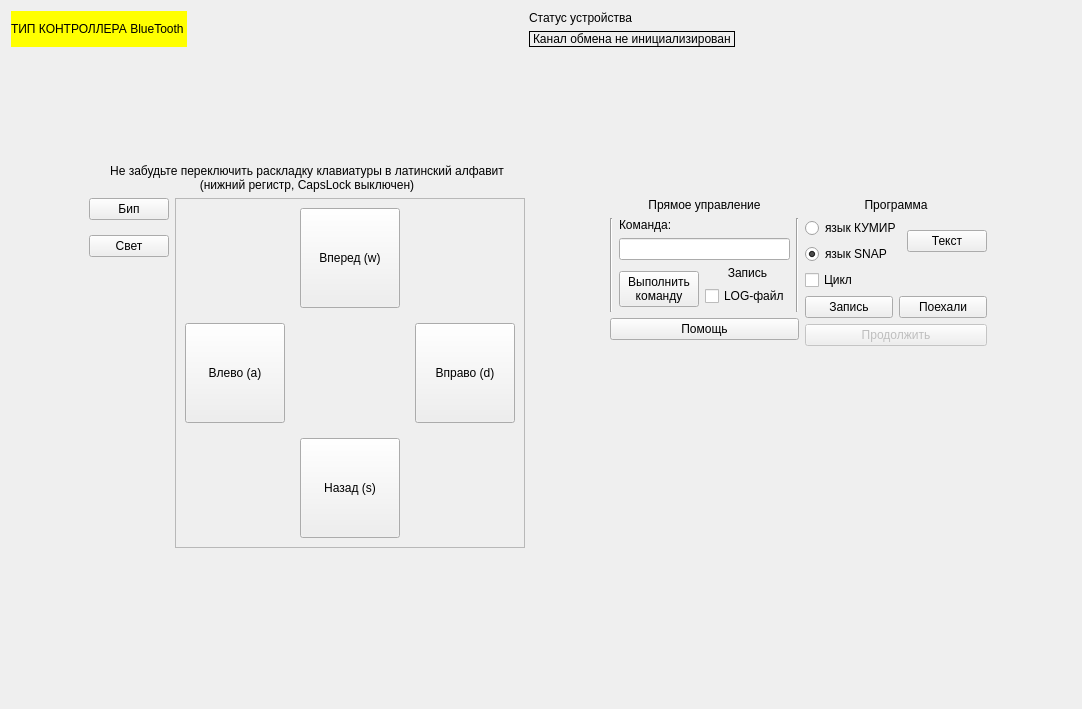
The window that forms/bluetoothmode.ui (woronin/smartcar) describes before a commit, drawn with Qt 5.
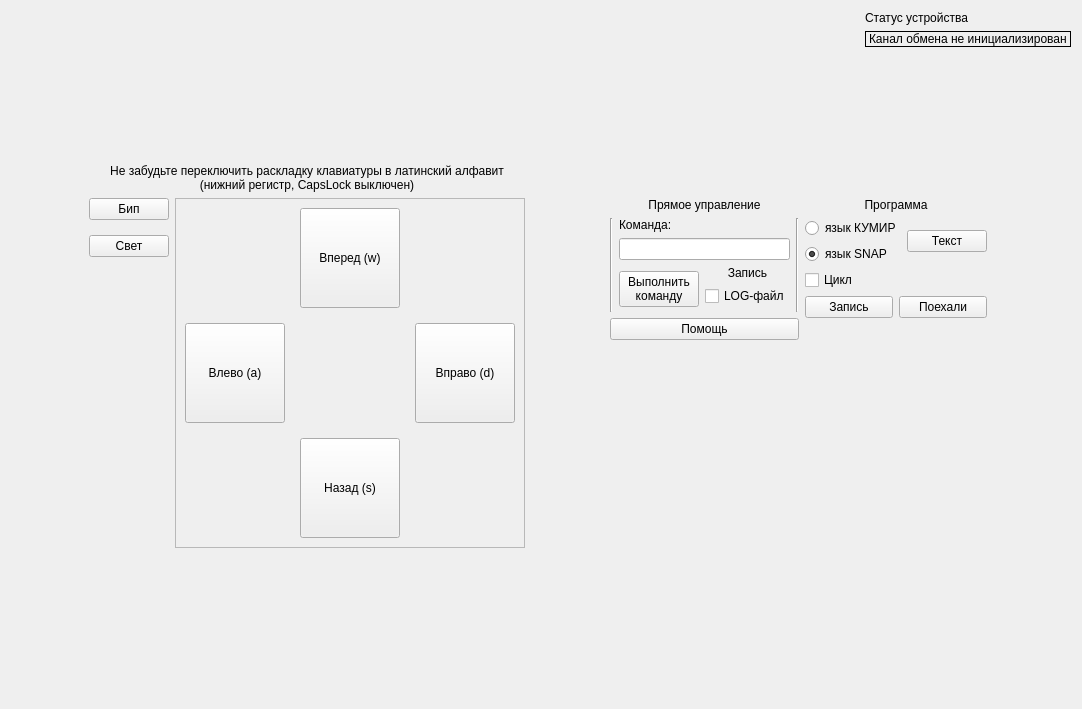
The same window after the commit. Icons and pictures are not drawn.

Commit message: remove wasted ui elements from bluetooth module

```diff
--- a/forms/bluetoothmode.ui
+++ b/forms/bluetoothmode.ui
@@ -22,31 +22,6 @@
   <layout class="QVBoxLayout" name="verticalLayout">
    <item>
     <layout class="QHBoxLayout" name="horizontalLayout">
-     <item>
-      <widget class="QLabel" name="label_31">
-       <property name="mouseTracking">
-        <bool>false</bool>
-       </property>
-       <property name="autoFillBackground">
-        <bool>false</bool>
-       </property>
-       <property name="styleSheet">
-        <string notr="true">background-color: rgb(255, 255, 0);</string>
-       </property>
-       <property name="text">
-        <string>ТИП КОНТРОЛЛЕРА BlueTooth </string>
-       </property>
-       <property name="scaledContents">
-        <bool>false</bool>
-       </property>
-       <property name="wordWrap">
-        <bool>false</bool>
-       </property>
-       <property name="indent">
-        <number>-2</number>
-       </property>
-      </widget>
-     </item>
      <item>
       <spacer name="horizontalSpacer">
        <property name="orientation">
@@ -81,19 +56,6 @@
        </item>
       </layout>
      </item>
-     <item>
-      <spacer name="horizontalSpacer_6">
-       <property name="orientation">
-        <enum>Qt::Horizontal</enum>
-       </property>
-       <property name="sizeHint" stdset="0">
-        <size>
-         <width>40</width>
-         <height>20</height>
-        </size>
-       </property>
-      </spacer>
-     </item>
     </layout>
    </item>
    <item>
@@ -488,16 +450,6 @@
          </item>
         </layout>
        </item>
-       <item>
-        <widget class="QPushButton" name="BContinue">
-         <property name="enabled">
-          <bool>false</bool>
-         </property>
-         <property name="text">
-          <string>Продолжить</string>
-         </property>
-        </widget>
-       </item>
        <item>
         <spacer name="verticalSpacer_4">
          <property name="orientation">
```
The commit also changes 1 other file.
